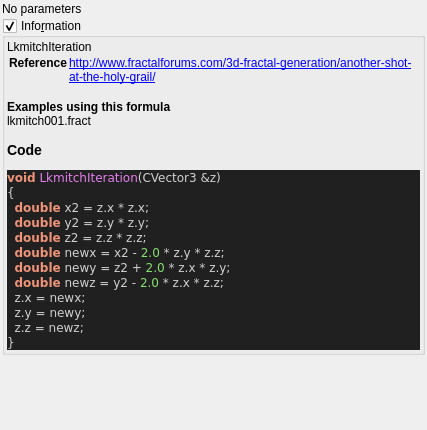
Before: the Qt Designer form mandelbulber2/formula/ui/fractal_lkmitch.ui in buddhi1980/mandelbulber2, drawn with Qt 5.
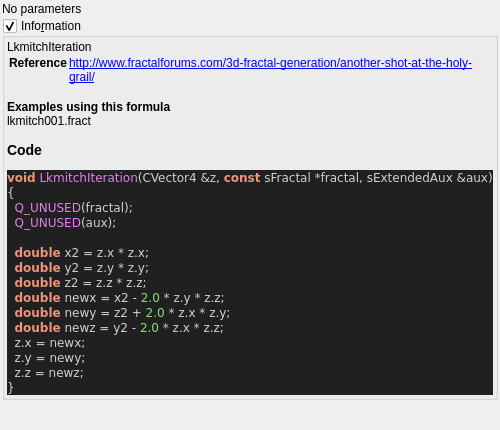
After: the same form once the commit is applied. Custom widgets are drawn as their Qt base class.

Patch:
```diff
--- a/mandelbulber2/formula/ui/fractal_lkmitch.ui
+++ b/mandelbulber2/formula/ui/fractal_lkmitch.ui
@@ -69,8 +69,11 @@
 &lt;/table&gt;
 &lt;br&gt;&lt;b&gt;Examples using this formula&lt;/b&gt;&lt;br&gt;lkmitch001.fract&lt;h3&gt;Code&lt;/h3&gt;
 &lt;body style=&quot;background-color:#202020&quot;&gt;
-&lt;pre style=&quot;color:#d0d0d0; background-color:#202020;  font-family:'Courier New',monospace;&quot;&gt;&lt;span style=&quot;color:#f09479; font-weight:bold&quot;&gt;void&lt;/span&gt; &lt;span style=&quot;color:#e47eed&quot;&gt;LkmitchIteration&lt;/span&gt;&lt;span style=&quot;color:#d0d0d0&quot;&gt;(&lt;/span&gt;CVector3 &lt;span style=&quot;color:#d0d0d0&quot;&gt;&amp;amp;&lt;/span&gt;z&lt;span style=&quot;color:#d0d0d0&quot;&gt;)&lt;/span&gt;
+&lt;pre style=&quot;color:#d0d0d0; background-color:#202020;  font-family:'Courier New',monospace;&quot;&gt;&lt;span style=&quot;color:#f09479; font-weight:bold&quot;&gt;void&lt;/span&gt; &lt;span style=&quot;color:#e47eed&quot;&gt;LkmitchIteration&lt;/span&gt;&lt;span style=&quot;color:#d0d0d0&quot;&gt;(&lt;/span&gt;CVector4 &lt;span style=&quot;color:#d0d0d0&quot;&gt;&amp;amp;&lt;/span&gt;z&lt;span style=&quot;color:#d0d0d0&quot;&gt;,&lt;/span&gt; &lt;span style=&quot;color:#f09479; font-weight:bold&quot;&gt;const&lt;/span&gt; sFractal &lt;span style=&quot;color:#d0d0d0&quot;&gt;*&lt;/span&gt;fractal&lt;span style=&quot;color:#d0d0d0&quot;&gt;,&lt;/span&gt; sExtendedAux &lt;span style=&quot;color:#d0d0d0&quot;&gt;&amp;amp;&lt;/span&gt;aux&lt;span style=&quot;color:#d0d0d0&quot;&gt;)&lt;/span&gt;
 &lt;span style=&quot;color:#d0d0d0&quot;&gt;{&lt;/span&gt;
+  &lt;span style=&quot;color:#e47eed&quot;&gt;Q_UNUSED&lt;/span&gt;&lt;span style=&quot;color:#d0d0d0&quot;&gt;(&lt;/span&gt;fractal&lt;span style=&quot;color:#d0d0d0&quot;&gt;);&lt;/span&gt;
+  &lt;span style=&quot;color:#e47eed&quot;&gt;Q_UNUSED&lt;/span&gt;&lt;span style=&quot;color:#d0d0d0&quot;&gt;(&lt;/span&gt;aux&lt;span style=&quot;color:#d0d0d0&quot;&gt;);&lt;/span&gt;
+
   &lt;span style=&quot;color:#f09479; font-weight:bold&quot;&gt;double&lt;/span&gt; x2 &lt;span style=&quot;color:#d0d0d0&quot;&gt;=&lt;/span&gt; z&lt;span style=&quot;color:#d0d0d0&quot;&gt;.&lt;/span&gt;x &lt;span style=&quot;color:#d0d0d0&quot;&gt;*&lt;/span&gt; z&lt;span style=&quot;color:#d0d0d0&quot;&gt;.&lt;/span&gt;x&lt;span style=&quot;color:#d0d0d0&quot;&gt;;&lt;/span&gt;
   &lt;span style=&quot;color:#f09479; font-weight:bold&quot;&gt;double&lt;/span&gt; y2 &lt;span style=&quot;color:#d0d0d0&quot;&gt;=&lt;/span&gt; z&lt;span style=&quot;color:#d0d0d0&quot;&gt;.&lt;/span&gt;y &lt;span style=&quot;color:#d0d0d0&quot;&gt;*&lt;/span&gt; z&lt;span style=&quot;color:#d0d0d0&quot;&gt;.&lt;/span&gt;y&lt;span style=&quot;color:#d0d0d0&quot;&gt;;&lt;/span&gt;
   &lt;span style=&quot;color:#f09479; font-weight:bold&quot;&gt;double&lt;/span&gt; z2 &lt;span style=&quot;color:#d0d0d0&quot;&gt;=&lt;/span&gt; z&lt;span style=&quot;color:#d0d0d0&quot;&gt;.&lt;/span&gt;z &lt;span style=&quot;color:#d0d0d0&quot;&gt;*&lt;/span&gt; z&lt;span style=&quot;color:#d0d0d0&quot;&gt;.&lt;/span&gt;z&lt;span style=&quot;color:#d0d0d0&quot;&gt;;&lt;/span&gt;
```
